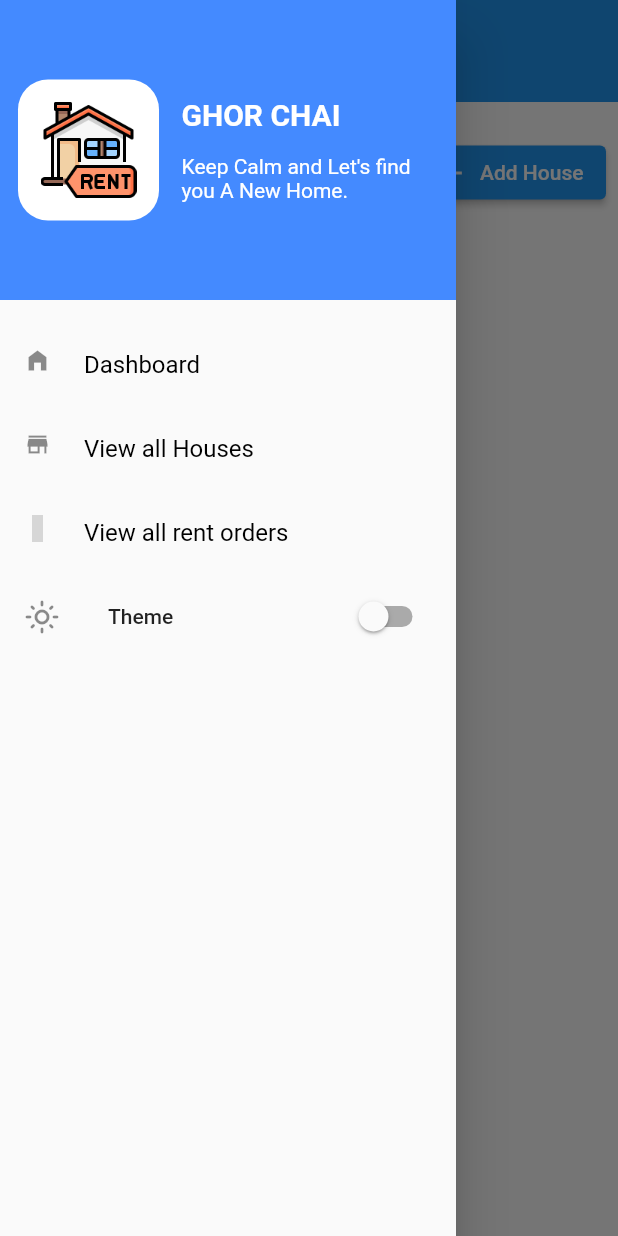
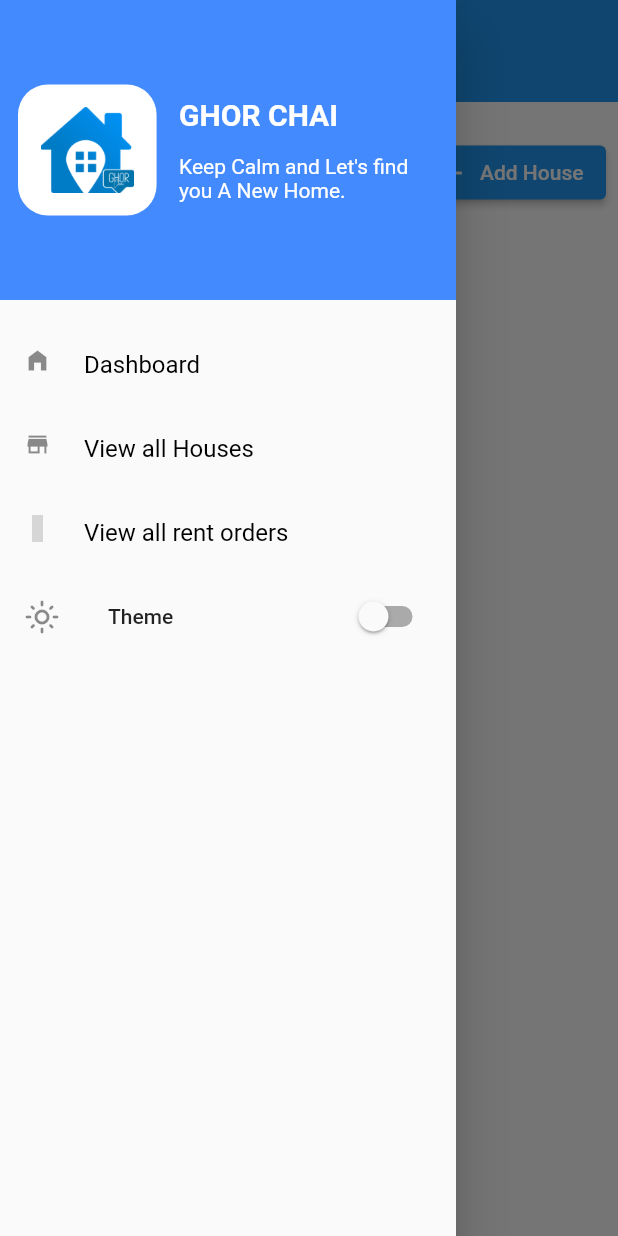
Before and after one commit to MdAsifUrRahmanAbir/admin_ghorlagbe, a Flutter app: the screen it shows after launch, with the side drawer open, on a phone screen of 412 x 824 dp. Run offline on Flutter 3.47's test engine with Material 2 defaults, Android fonts, the phone set to English and light mode, and no system bars; our stand-ins replace cloud_firestore, connectivity_plus, dotted_border, firebase_core, firebase_storage, fluttertoast and 4 more; accounts and stored records are empty; grey boxes are pictures that could not be loaded.

```diff
--- a/lib/widgets/side_menu.dart
+++ b/lib/widgets/side_menu.dart
@@ -43,7 +43,7 @@ class _SideMenuState extends State<SideMenu> {
                       borderRadius: BorderRadius.circular(20),
                       color: Colors.white),
                   child: Image.asset(
-                    'assets/images/LOGO.png',
+                    'assets/images/logo2.png',
                     scale: 8,
                   ),
                 ),
```
